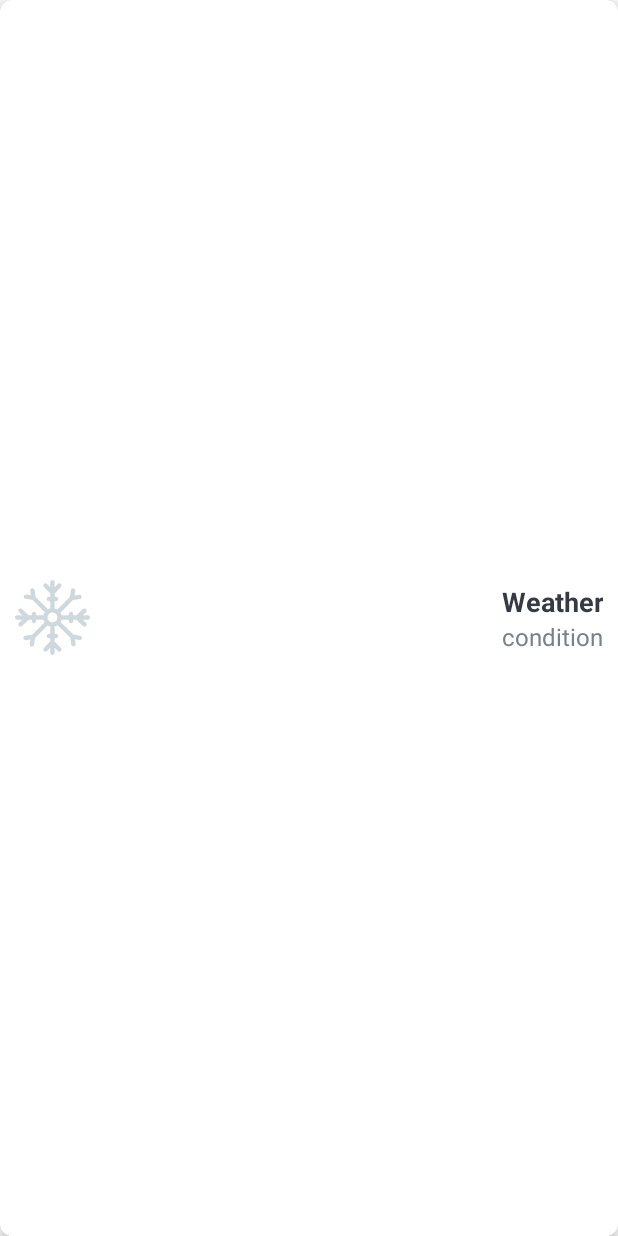
After one commit to joaovq/WeatherApp, an Android app: the layout weather_card_view_layout.xml on its own in the app's theme, with its tools: preview values and no code run, on a phone screen of 412 x 824 dp. The commit adds this screen. Run offline under Robolectric (Android 15) with nearby library versions, the phone set to English and light mode, and no system bars.

Commit message:
feature: implements layout of activity_main.xml

```diff
--- /dev/null
+++ b/app/src/main/res/layout/weather_card_view_layout.xml
@@ -0,0 +1,55 @@
+<?xml version="1.0" encoding="utf-8"?>
+<androidx.cardview.widget.CardView xmlns:android="http://schemas.android.com/apk/res/android"
+    android:layout_width="match_parent"
+    android:layout_height="match_parent"
+    xmlns:tools="http://schemas.android.com/tools"
+    xmlns:app="http://schemas.android.com/apk/res-auto"
+    android:background="@android:color/white"
+    app:cardCornerRadius="@dimen/card_view_corner_radius"
+    app:cardElevation="@dimen/card_view_elevation"
+    >
+
+    <LinearLayout
+        android:layout_width="match_parent"
+        android:layout_height="match_parent"
+        android:gravity="center_vertical"
+        android:orientation="horizontal"
+        android:padding="@dimen/card_view_content_padding">
+
+        <ImageView
+            android:id="@+id/iv_main"
+            android:layout_width="@dimen/identification_image_size"
+            android:layout_height="@dimen/identification_image_size"
+            android:layout_marginEnd="@dimen/identification_image_marginEnd"
+            android:contentDescription="@string/image_contentDescription"
+            tools:srcCompat="@drawable/snowflake"
+            />
+
+        <LinearLayout
+            android:layout_width="match_parent"
+            android:layout_height="wrap_content"
+            android:orientation="vertical">
+
+            <TextView
+                android:id="@+id/tv_main"
+                android:layout_width="match_parent"
+                android:layout_height="wrap_content"
+                android:gravity="end"
+                android:ellipsize="end"
+                android:textColor="@color/primary_text_color"
+                android:textSize="@dimen/label_text_size"
+                android:textStyle="bold"
+                tools:text="Weather" />
+
+            <TextView
+                android:id="@+id/tv_main_description"
+                android:layout_width="match_parent"
+                android:layout_height="wrap_content"
+                android:gravity="end"
+                android:ellipsize="end"
+                android:textColor="@color/secondary_text_color"
+                android:textSize="@dimen/value_text_size"
+                tools:text="condition" />
+        </LinearLayout>
+    </LinearLayout>
+</androidx.cardview.widget.CardView>
```
Also changed, not shown: app/src/main/java/br/com/joaovitorqueiroz/weatherapp/util/customview/WeatherCardView.kt (added, +64 -0 lines), app/src/main/res/layout/activity_main.xml (+92 -10 lines), app/src/main/res/values/attrs.xml (added, +8 -0 lines).
